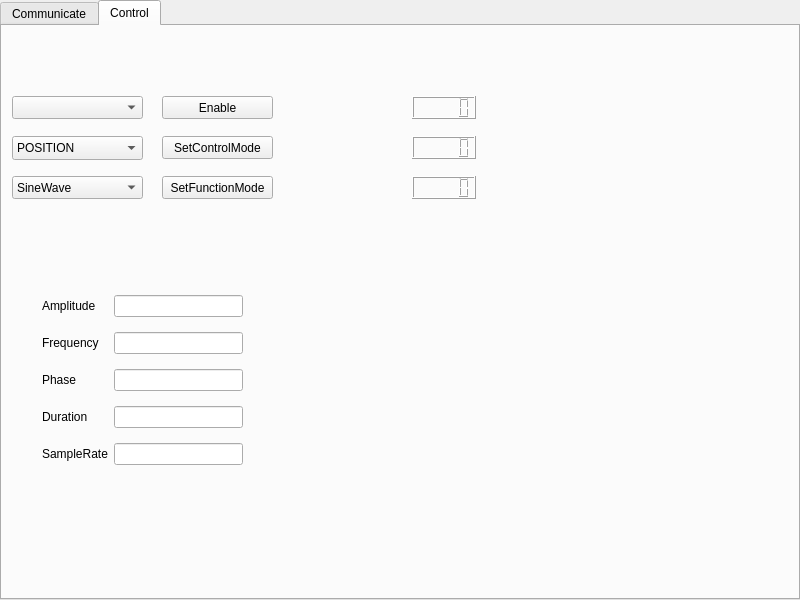
Old version of the form ui/mainwindow.ui in the repository huigang39/FSA_Tool.
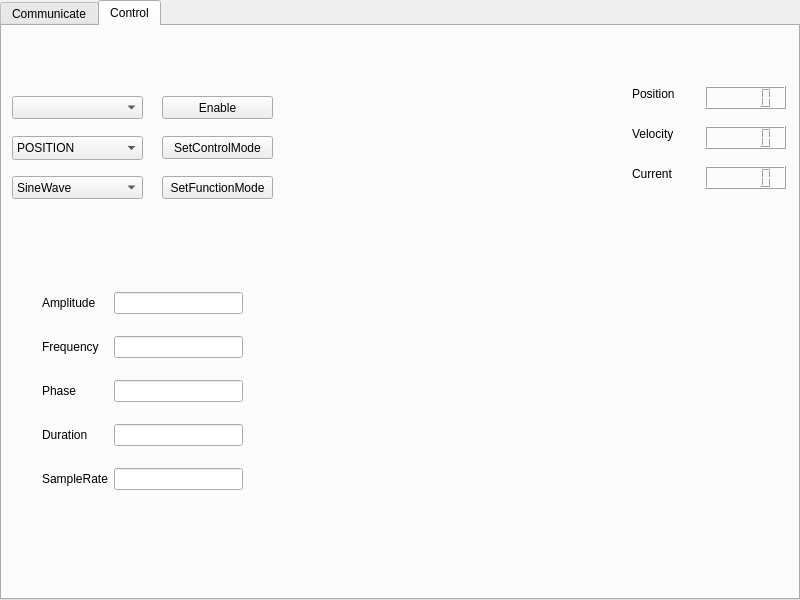
New version of the form.

What changed in the file:
```diff
--- a/ui/mainwindow.ui
+++ b/ui/mainwindow.ui
@@ -151,9 +151,9 @@
                                 <property name="geometry">
                                     <rect>
                                         <x>20</x>
-                                        <y>50</y>
+                                        <y>40</y>
                                         <width>201</width>
-                                        <height>188</height>
+                                        <height>231</height>
                                     </rect>
                                 </property>
                                 <layout class="QGridLayout"
@@ -295,9 +295,9 @@
                     <widget class="QLCDNumber" name="lcdNumber_position">
                         <property name="geometry">
                             <rect>
-                                <x>410</x>
-                                <y>70</y>
-                                <width>64</width>
+                                <x>703</x>
+                                <y>60</y>
+                                <width>81</width>
                                 <height>23</height>
                             </rect>
                         </property>
@@ -305,9 +305,9 @@
                     <widget class="QLCDNumber" name="lcdNumber_velocity">
                         <property name="geometry">
                             <rect>
-                                <x>410</x>
-                                <y>110</y>
-                                <width>64</width>
+                                <x>703</x>
+                                <y>100</y>
+                                <width>81</width>
                                 <height>23</height>
                             </rect>
                         </property>
@@ -315,13 +315,52 @@
                     <widget class="QLCDNumber" name="lcdNumber_current">
                         <property name="geometry">
                             <rect>
-                                <x>410</x>
-                                <y>150</y>
-                                <width>64</width>
+                                <x>703</x>
+                                <y>140</y>
+                                <width>81</width>
                                 <height>23</height>
                             </rect>
                         </property>
                     </widget>
+                    <widget class="QLabel" name="label_position">
+                        <property name="geometry">
+                            <rect>
+                                <x>630</x>
+                                <y>60</y>
+                                <width>57</width>
+                                <height>15</height>
+                            </rect>
+                        </property>
+                        <property name="text">
+                            <string>Position</string>
+                        </property>
+                    </widget>
+                    <widget class="QLabel" name="label_velocity">
+                        <property name="geometry">
+                            <rect>
+                                <x>630</x>
+                                <y>100</y>
+                                <width>57</width>
+                                <height>15</height>
+                            </rect>
+                        </property>
+                        <property name="text">
+                            <string>Velocity</string>
+                        </property>
+                    </widget>
+                    <widget class="QLabel" name="label_current">
+                        <property name="geometry">
+                            <rect>
+                                <x>630</x>
+                                <y>140</y>
+                                <width>57</width>
+                                <height>15</height>
+                            </rect>
+                        </property>
+                        <property name="text">
+                            <string>Current</string>
+                        </property>
+                    </widget>
                 </widget>
             </widget>
         </widget>
```
Left out of the diff: 6 changed lines with no effect on the pictures.
